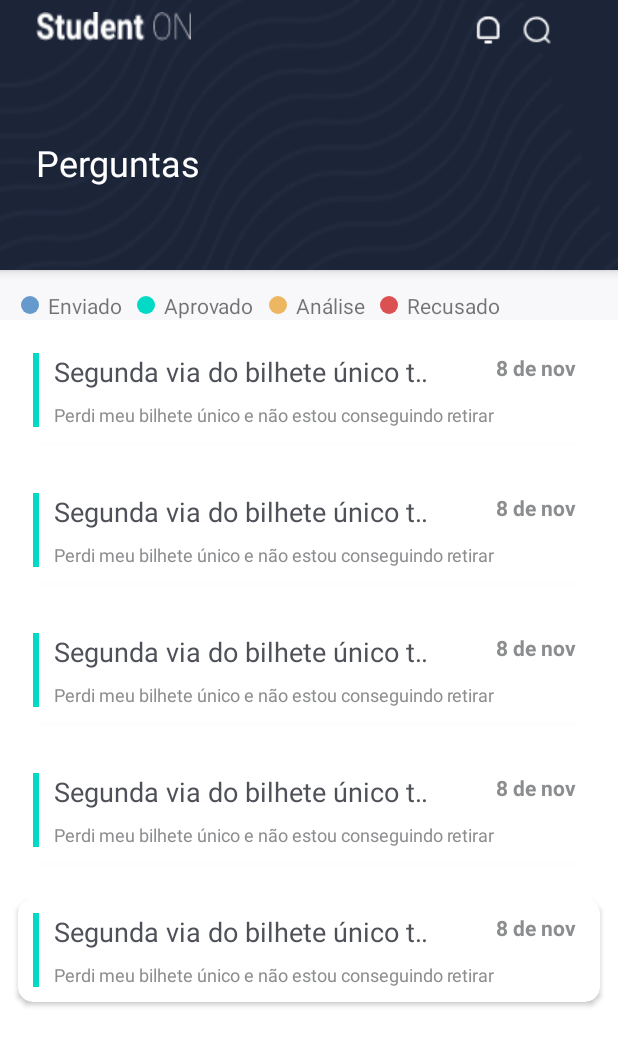
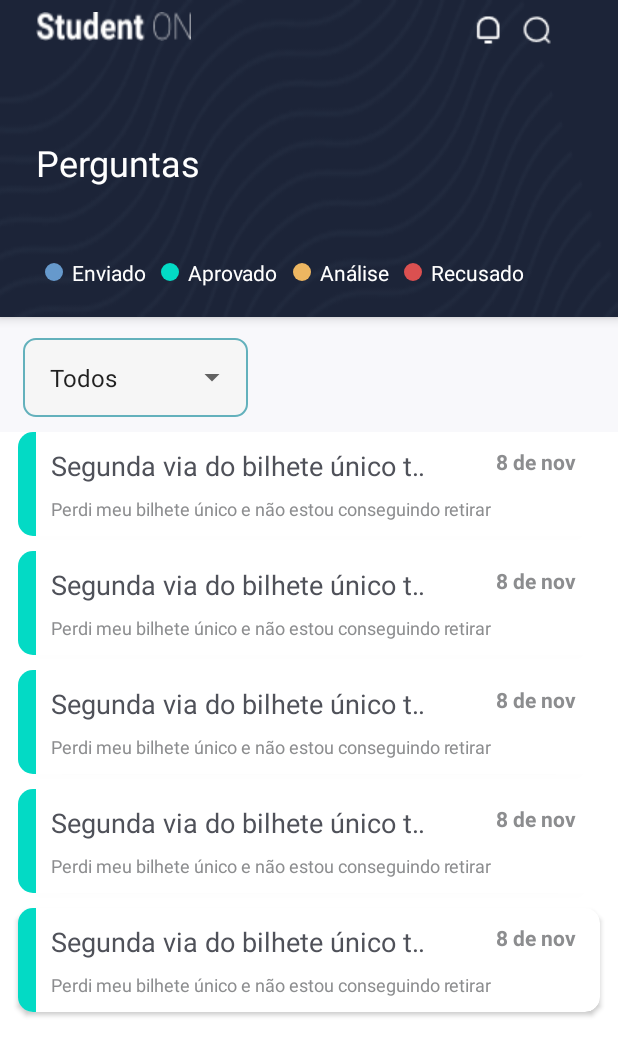
Before and after one commit to kennedyf2k/forum-sptech-android-client, an Android app: the layout fragment_perguntas.xml on its own in the app's theme, with its tools: preview values and no code run, on a phone screen of 412 x 824 dp. Shown: the top 1056 px of the screen. Run offline under Robolectric (Android 15) with nearby library versions, the phone set to English and light mode, and no system bars.

Commit message:
Filtrar perguntas

```diff
--- a/app/src/main/java/br/com/studenton/repository/Rest.kt
+++ b/app/src/main/java/br/com/studenton/repository/Rest.kt
@@ -6,7 +6,7 @@ import retrofit2.converter.gson.GsonConverterFactory
 object Rest {
 
     var baseURL = "http://52.205.107.174:8080/"
-//    var baseURL = "https://sptechforum-backend.azurewebsites.net/"
+    // baseURL = "https://sptechforum-backend.azurewebsites.net/"
 
     inline fun<reified T> getInstance(): T {
 
--- /dev/null
+++ b/app/src/main/res/drawable/borda_arredondada_filter.xml
@@ -0,0 +1,11 @@
+<?xml version="1.0" encoding="utf-8"?>
+<shape xmlns:android="http://schemas.android.com/apk/res/android"
+    >
+    <solid android:color="#F6F6F6" />
+
+    <corners
+        android:radius="8dp"/>
+    <stroke
+        android:color="@color/feed_item_feed_name_titulo" android:width="1dp"/>
+
+</shape>
--- a/app/src/main/res/layout/fragment_pergunta_simple_item.xml
+++ b/app/src/main/res/layout/fragment_pergunta_simple_item.xml
@@ -3,10 +3,10 @@
 <androidx.cardview.widget.CardView xmlns:android="http://schemas.android.com/apk/res/android"
     xmlns:tools="http://schemas.android.com/tools"
     xmlns:app="http://schemas.android.com/apk/res-auto"
-    android:layout_margin="12dp"
+    android:layout_marginHorizontal="12dp"
+    android:layout_marginBottom="10dp"
     android:layout_width="match_parent"
     android:layout_height="wrap_content"
-    android:background="@drawable/card_view_bg"
     app:cardCornerRadius="10dp"
     android:id="@+id/cvPergunta">
 
@@ -17,11 +17,11 @@
 
         <TextView
             android:id="@+id/status"
-            android:layout_margin="10dp"
             android:layout_width="wrap_content"
             android:layout_height="match_parent"
-            android:width="4dp"
-            android:background="@color/teal_200"/>
+            android:width="12dp"
+            android:background="@color/teal_200"
+            android:layout_marginEnd="10dp"/>
 
         <RelativeLayout
             android:layout_width="match_parent"
@@ -63,7 +63,6 @@
                 android:singleLine="true"
                 android:layout_alignParentTop="true"
                 android:layout_alignParentEnd="true"
-
                 android:textStyle="bold"
                 android:text="8 de nov"/>
 
--- a/app/src/main/res/layout/fragment_perguntas.xml
+++ b/app/src/main/res/layout/fragment_perguntas.xml
@@ -124,6 +124,137 @@
                 </LinearLayout>
 
                 <LinearLayout
+                    android:layout_gravity="center"
+                    android:layout_width="match_parent"
+                    android:layout_height="match_parent"
+                    android:layout_weight="1"
+                    android:paddingStart="14dp"
+                    android:paddingBottom="12dp"
+                    android:orientation="horizontal"
+                    >
+
+                    <LinearLayout
+
+                        android:layout_width="wrap_content"
+                        android:layout_height="wrap_content"
+                        android:orientation="horizontal"
+                        android:layout_gravity="center"
+                        android:gravity="center">
+
+                        <LinearLayout
+                            android:id="@+id/enviado"
+                            android:layout_gravity="center"
+                            android:gravity="center"
+                            android:layout_width="wrap_content"
+                            android:layout_height="wrap_content">
+
+                            <TextView
+                                android:layout_width="wrap_content"
+                                android:layout_height="wrap_content"
+                                android:width="12dp"
+                                android:height="12dp"
+                                android:layout_marginEnd="2dp"
+                                android:backgroundTint="@color/login_esqueceu_senha"
+                                android:background="@drawable/circlestyle"/>
+
+                            <TextView
+                                android:layout_marginEnd="10dp"
+                                android:layout_width="wrap_content"
+                                android:layout_height="wrap_content"
+                                android:text="Enviado"
+                                android:paddingStart="4dp"
+                                android:textColor="@color/white"
+                                />
+
+                        </LinearLayout>
+
+                        <LinearLayout
+                            android:id="@+id/aprovado"
+                            android:layout_width="wrap_content"
+                            android:layout_height="wrap_content"
+                            android:layout_gravity="center"
+                            android:gravity="center">
+                            <TextView
+                                android:layout_width="wrap_content"
+                                android:layout_height="wrap_content"
+                                android:width="12dp"
+                                android:height="12dp"
+                                android:layout_marginEnd="2dp"
+                                android:backgroundTint="@color/teal_200"
+                                android:background="@drawable/circlestyle"/>
+
+                            <TextView
+                                android:layout_marginEnd="10dp"
+                                android:layout_width="wrap_content"
+                                android:layout_height="wrap_content"
+                                android:text="Aprovado"
+                                android:paddingStart="4dp"
+                                android:textColor="@color/white"
+
+                                />
+
+                        </LinearLayout>
+                        <LinearLayout
+                            android:id="@+id/analise"
+                            android:layout_width="wrap_content"
+                            android:layout_height="wrap_content"
+                            android:layout_gravity="center"
+                            android:gravity="center">
+
+                            <TextView
+                                android:layout_marginEnd="2dp"
+                                android:layout_width="wrap_content"
+                                android:layout_height="wrap_content"
+                                android:width="12dp"
+                                android:height="12dp"
+                                android:backgroundTint="@color/feed_item_feed_name_categoria_laranja"
+                                android:background="@drawable/circlestyle"/>
+
+                            <TextView
+                                android:layout_marginEnd="10dp"
+                                android:layout_width="wrap_content"
+                                android:layout_height="wrap_content"
+                                android:text="Análise"
+                                android:paddingStart="4dp"
+                                android:textColor="@color/white"
+
+                                />
+
+                        </LinearLayout>
+                        <LinearLayout
+                            android:id="@+id/recusado"
+                            android:layout_width="wrap_content"
+                            android:layout_height="wrap_content"
+                            android:layout_gravity="center"
+                            android:gravity="center">
+
+
+                            <TextView
+                                android:layout_marginEnd="2dp"
+                                android:layout_width="wrap_content"
+                                android:layout_height="wrap_content"
+                                android:width="12dp"
+                                android:height="12dp"
+                                android:backgroundTint="@color/vermelho"
+                                android:background="@drawable/circlestyle"/>
+
+                            <TextView
+
+                                android:layout_width="wrap_content"
+                                android:layout_height="wrap_content"
+                                android:text="Recusado"
+                                android:paddingStart="4dp"
+                                android:textColor="@color/white"
+                                />
+
+                        </LinearLayout>
+
+                    </LinearLayout>
+
+
+                </LinearLayout>
+
+                <LinearLayout
                     android:layout_width="match_parent"
                     android:layout_height="wrap_content"
                     android:orientation="horizontal"
@@ -166,144 +297,33 @@
         android:layout_marginTop="14dp"
         android:layout_marginEnd="0dp"
         >
-
+    </LinearLayout>
 
     <LinearLayout
-            android:layout_gravity="center"
-            android:layout_width="match_parent"
-            android:layout_height="match_parent"
-            android:layout_weight="1"
-            android:paddingStart="14dp"
-
-            android:orientation="horizontal"
-            >
-
-            <LinearLayout
-
+        android:layout_marginHorizontal="15dp"
         android:layout_width="wrap_content"
         android:layout_height="wrap_content"
         android:orientation="horizontal"
-                android:layout_gravity="center"
-                android:gravity="center">
+        android:layout_marginBottom="10dp"
 
-                <LinearLayout
-                    android:id="@+id/enviado"
-                    android:layout_gravity="center"
-                    android:gravity="center"
-                    android:layout_width="wrap_content"
-                    android:layout_height="wrap_content">
+        android:background="@drawable/borda_arredondada_filter"
+        >
 
-                    <TextView
+
+
+        <Spinner
+            android:id="@+id/id_spinner_perguntas"
             android:layout_width="wrap_content"
             android:layout_height="wrap_content"
-                        android:width="12dp"
-                        android:height="12dp"
-                        android:layout_marginEnd="2dp"
-                        android:backgroundTint="@color/login_esqueceu_senha"
-                        android:background="@drawable/circlestyle"/>
-
-                    <TextView
-                        android:layout_marginEnd="10dp"
-                        android:layout_width="wrap_content"
-                        android:layout_height="wrap_content"
-                        android:text="Enviado"
-                        android:paddingStart="4dp"
-
-
+            android:entries="@array/filter"
+            android:paddingHorizontal="10dp"
+            android:paddingVertical="15dp"
             />
-
-                </LinearLayout>
-
-                <LinearLayout
-                    android:id="@+id/aprovado"
-                    android:layout_width="wrap_content"
-                    android:layout_height="wrap_content"
-                    android:layout_gravity="center"
-                    android:gravity="center">
-                    <TextView
-                        android:layout_width="wrap_content"
-                        android:layout_height="wrap_content"
-                        android:width="12dp"
-                        android:height="12dp"
-                        android:layout_marginEnd="2dp"
-                        android:backgroundTint="@color/teal_200"
-                        android:background="@drawable/circlestyle"/>
-
-                    <TextView
-                        android:layout_marginEnd="10dp"
-                        android:layout_width="wrap_content"
-                        android:layout_height="wrap_content"
-                        android:text="Aprovado"
-                        android:paddingStart="4dp"
-
-
-                        />
-
-                </LinearLayout>
-                <LinearLayout
-                    android:id="@+id/analise"
-                    android:layout_width="wrap_content"
-                    android:layout_height="wrap_content"
-                    android:layout_gravity="center"
-                    android:gravity="center">
-
-                    <TextView
-                        android:layout_marginEnd="2dp"
-                        android:layout_width="wrap_content"
-                        android:layout_height="wrap_content"
-                        android:width="12dp"
-                        android:height="12dp"
-                        android:backgroundTint="@color/feed_item_feed_name_categoria_laranja"
-                        android:background="@drawable/circlestyle"/>
-
-                    <TextView
-                        android:layout_marginEnd="10dp"
-                        android:layout_width="wrap_content"
-                        android:layout_height="wrap_content"
-                        android:text="Análise"
-                        android:paddingStart="4dp"
-
-
-                        />
-
-                </LinearLayout>
-                <LinearLayout
-                    android:id="@+id/recusado"
-                    android:layout_width="wrap_content"
-                    android:layout_height="wrap_content"
-                    android:layout_gravity="center"
-                    android:gravity="center">
-
-
-                    <TextView
-                        android:layout_marginEnd="2dp"
-                        android:layout_width="wrap_content"
-                        android:layout_height="wrap_content"
-                        android:width="12dp"
-                        android:height="12dp"
-                        android:backgroundTint="@color/vermelho"
-                        android:background="@drawable/circlestyle"/>
-
-                    <TextView
-
-                        android:layout_width="wrap_content"
-                        android:layout_height="wrap_content"
-                        android:text="Recusado"
-                        android:paddingStart="4dp"
-                        />
-
-                </LinearLayout>
-
-            </LinearLayout>
 
 
     </LinearLayout>
 
 
-
-
-
-    </LinearLayout>
 
 
     <androidx.recyclerview.widget.RecyclerView
--- a/app/src/main/res/values/array.xml
+++ b/app/src/main/res/values/array.xml
@@ -14,4 +14,12 @@
         <item>Formatura</item>
     </string-array>
 
+    <string-array name="filter" >
+        <item>Todos</item>
+        <item>Enviados</item>
+        <item>Em análises</item>
+        <item>Aprovados</item>
+        <item>Recusados</item>
+    </string-array>
+
 </resources>
```
Also changed, not shown: app/src/main/java/br/com/studenton/adapter/AdapterPerguntasResponse.kt (+10 -1 lines), app/src/main/java/br/com/studenton/fragments/PerguntasFragment.kt (+100 -3 lines), app/src/main/res/layout/fragment_criar_pergunta.xml (+11 -4 lines). Lines whose indentation alone changed are shown as unchanged.
